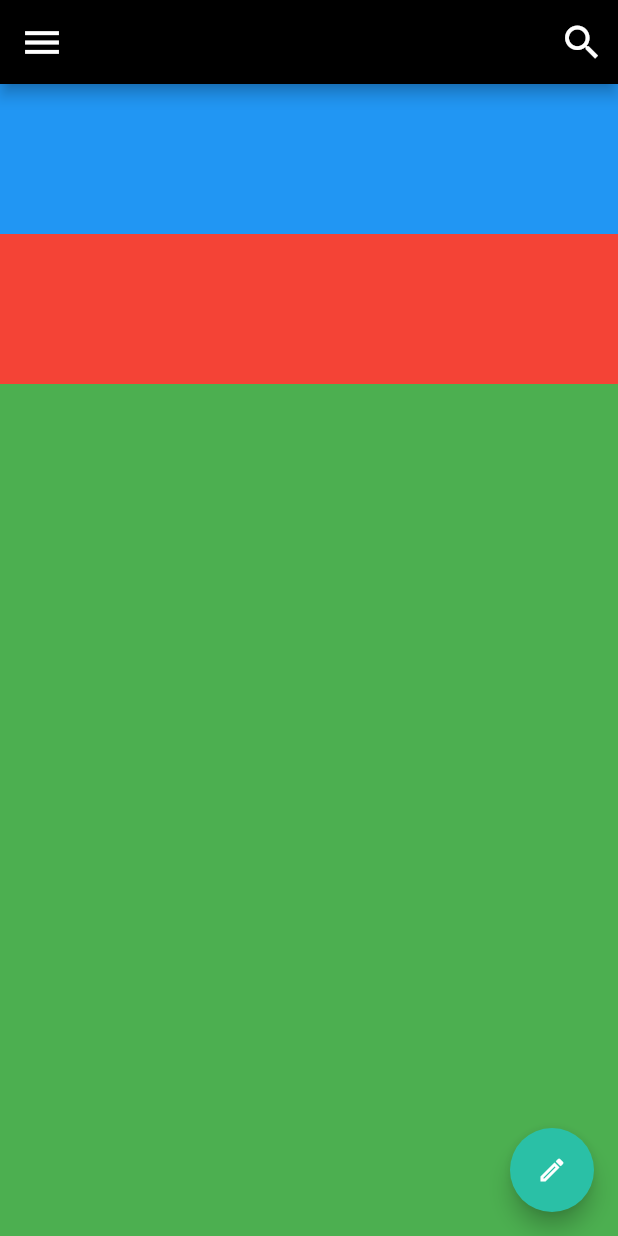
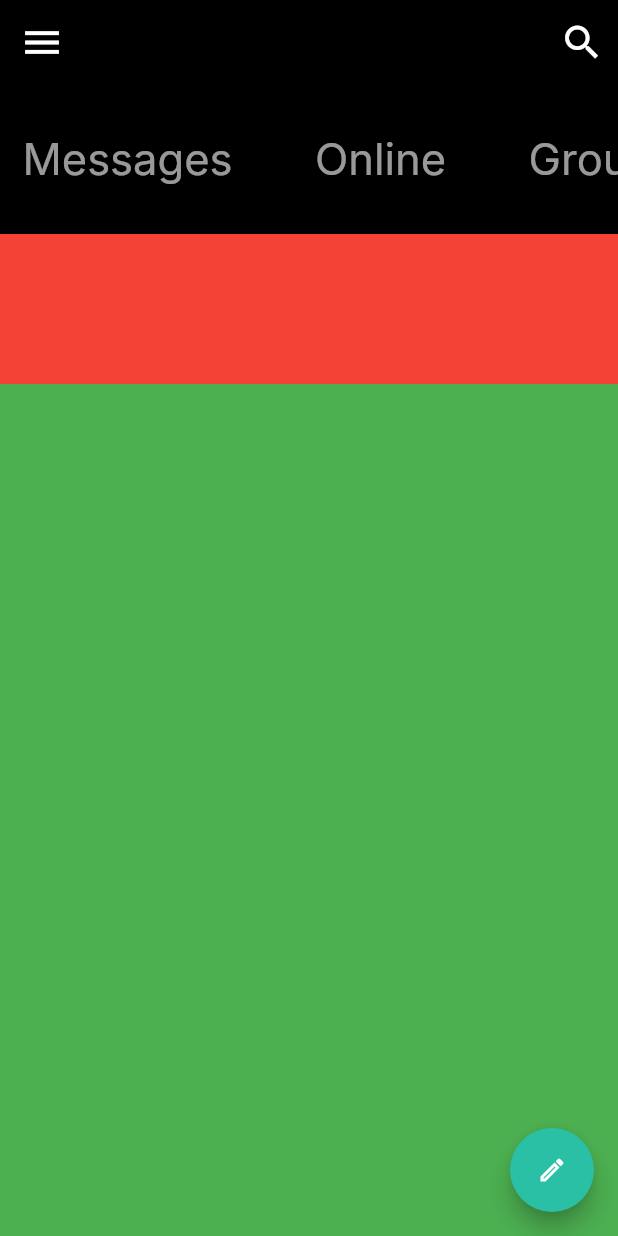
Before and after one commit to baptistemcn/WhatsApp-clone, a Flutter app: the screen it shows after launch, on a phone screen of 412 x 824 dp. Run offline on Flutter 3.47's test engine with Material 2 defaults, Android fonts, the phone set to English and light mode, and no system bars; our stand-ins replace google_fonts.

Commit message:
feat: Menu section

```diff
--- a/lib/main.dart
+++ b/lib/main.dart
@@ -51,10 +51,7 @@ class HomePage extends StatelessWidget {
       ),
       body: Column(
         children: [
-          Container(
-            height: 100,
-            color: Colors.blue,
-          ),
+          MenuSection(),
           Container(
             height: 100,
             color: Colors.red,
@@ -77,3 +74,34 @@ class HomePage extends StatelessWidget {
     );
   }
 }
+
+class MenuSection extends StatelessWidget {
+  final List menuItems = ["Messages", "Online", "Groups", "Calls"];
+
+  MenuSection({Key? key}) : super(key: key);
+
+  @override
+  Widget build(BuildContext context) {
+    return Container(
+      color: dBlack,
+      height: 100,
+      child: SingleChildScrollView(
+        scrollDirection: Axis.horizontal,
+        child: Padding(
+          padding: const EdgeInsets.all(15),
+          child: Row(
+            children: menuItems.map((item) {
+              return Container(
+                margin: const EdgeInsets.only(right: 55),
+                child: Text(
+                  item,
+                  style: GoogleFonts.inter(fontSize: 29, color: Colors.white60),
+                ),
+              );
+            }).toList(),
+          ),
+        ),
+      ),
+    );
+  }
+}
```
